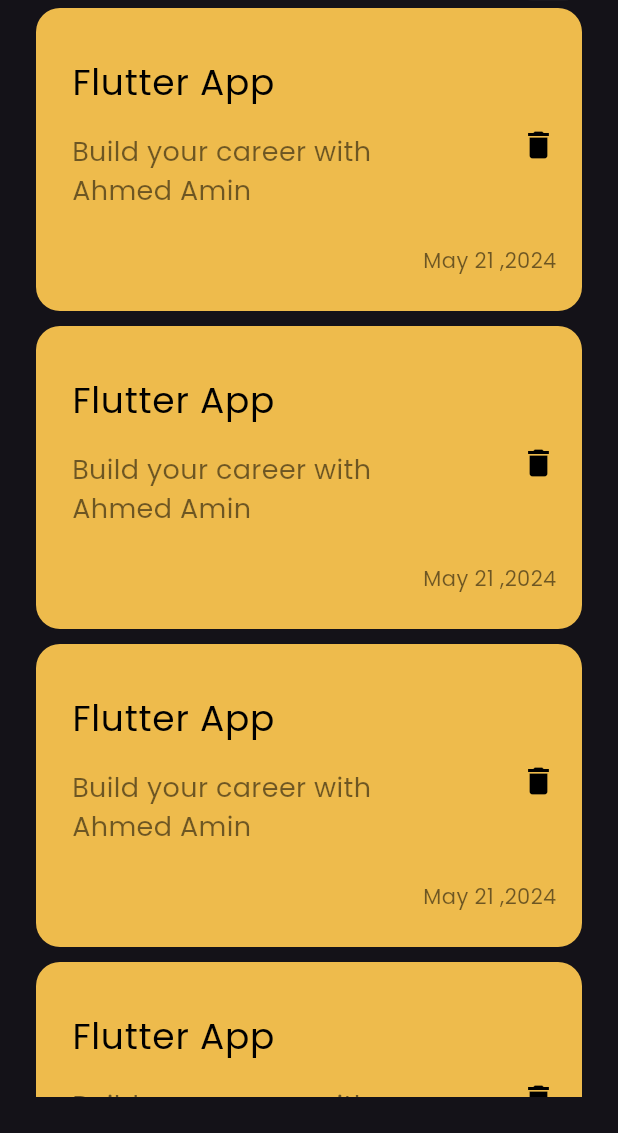
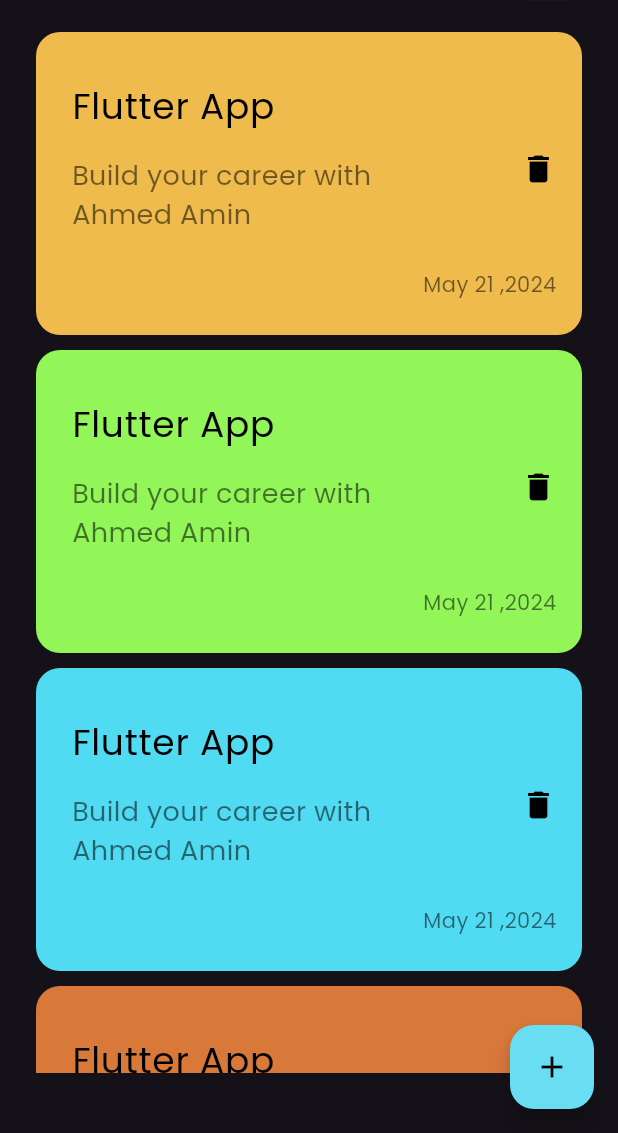
Before and after one commit to AhmedAmin55/note, a Flutter app: the screen it shows after launch, on a phone screen of 412 x 824 dp, the part 103-1236 px from its top. Run offline on Flutter 3.47's test engine with Material 3 defaults, Android fonts, the phone set to English and light mode, and no system bars.

Commit message:
add FloatingActionBottun

```diff
--- a/lib/views/notes_view.dart
+++ b/lib/views/notes_view.dart
@@ -6,8 +6,13 @@
 
   @override
   Widget build(BuildContext context) {
-    return const Scaffold(
-      body: NotesViewBody(),
+    return Scaffold(
+      floatingActionButton: FloatingActionButton(
+        backgroundColor: Color.fromARGB(255, 105, 222, 243),
+        onPressed: () {},
+        child: const Icon(Icons.add, color: Colors.black),
+      ),
+      body: const NotesViewBody(),
     );
   }
 }
--- a/lib/views/widgets/listviewitem.dart
+++ b/lib/views/widgets/listviewitem.dart
@@ -2,17 +2,31 @@
 import 'package:note_app_with_tharwat/views/widgets/noteitem.dart';
 
 class ListViewItem extends StatelessWidget {
-  const ListViewItem({super.key});
-
+  ListViewItem({super.key});
+  final List<Color> colorNote = [
+    Color.fromARGB(255, 238, 187, 76),
+    Color.fromARGB(255, 146, 245, 88),
+    Color.fromARGB(255, 80, 219, 243),
+    Color.fromARGB(255, 216, 121, 58),
+    Color.fromARGB(255, 109, 179, 124),
+    Color.fromARGB(255, 146, 245, 88),
+  ];
   @override
   Widget build(BuildContext context) {
-    return ListView.builder(
-        itemCount: 15,
-        itemBuilder: (context, index) {
-          return const Padding(
-            padding: EdgeInsets.symmetric(vertical: 5),
-            child: NoteItem(),
-          );
-        });
+    return Padding(
+      padding: const EdgeInsets.symmetric(vertical: 16),
+      child: ListView.builder(
+          padding: EdgeInsets.all(0),
+          itemCount: colorNote.length,
+          itemBuilder: (context, index) {
+            return Padding(
+              padding: EdgeInsets.symmetric(vertical: 5),
+              child: NoteItem(
+                colorNoteLenght: colorNote.length,
+                color: colorNote[index],
+              ),
+            );
+          }),
+    );
   }
 }
--- a/lib/views/widgets/noteitem.dart
+++ b/lib/views/widgets/noteitem.dart
@@ -1,16 +1,16 @@
 import 'package:flutter/material.dart';
 
 class NoteItem extends StatelessWidget {
-  const NoteItem({
-    super.key,
-  });
-
+  const NoteItem(
+      {super.key, required this.color, required this.colorNoteLenght});
+  final Color color;
+  final int colorNoteLenght;
   @override
   Widget build(BuildContext context) {
     return Container(
       padding: EdgeInsets.only(top: 24, bottom: 24, left: 24, right: 5),
       decoration: BoxDecoration(
-        color: const Color.fromARGB(255, 238, 187, 76),
+        color: color,
         borderRadius: BorderRadius.circular(16),
       ),
       child: Column(
--- a/lib/views/widgets/notesviewbody.dart
+++ b/lib/views/widgets/notesviewbody.dart
@@ -7,7 +7,7 @@
 
   @override
   Widget build(BuildContext context) {
-    return const SafeArea(
+    return SafeArea(
       child: Padding(
         padding: EdgeInsets.all(24.0),
         child: Column(
```
